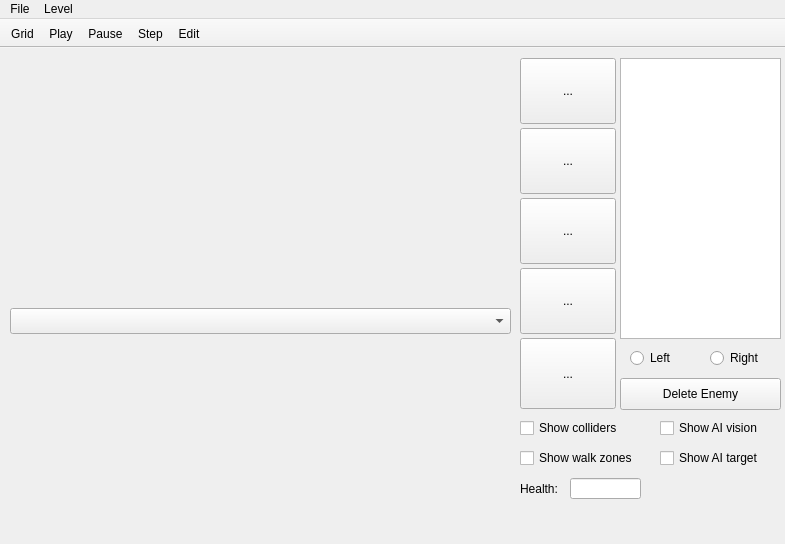
The window that Emulator/MainWindow.ui (ArduboyGameDevelopers/PixelSpaceOdyssey) describes before a commit, drawn with Qt 5.
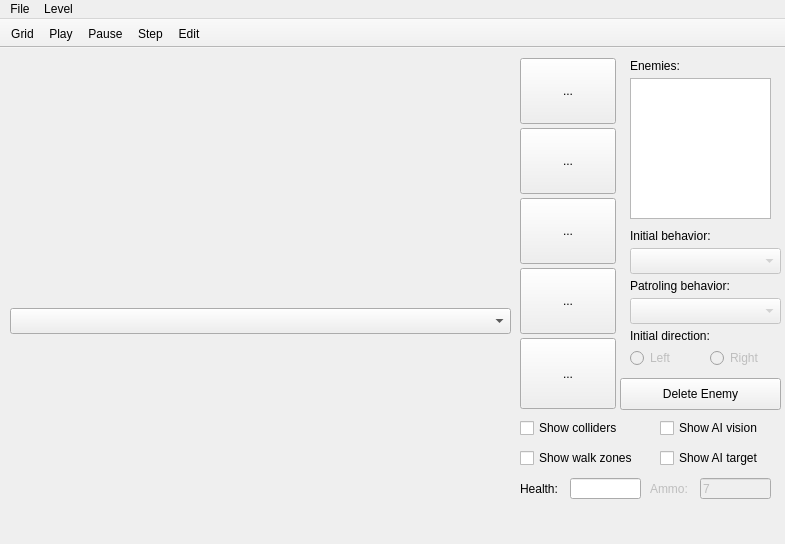
The same window after the commit. Icons and pictures are not drawn. Custom widgets are drawn as their Qt base class.

The edit to the form file:
```diff
--- a/Emulator/MainWindow.ui
+++ b/Emulator/MainWindow.ui
@@ -177,10 +177,10 @@
    <widget class="CharacterListView" name="characterListView">
     <property name="geometry">
      <rect>
-      <x>620</x>
-      <y>10</y>
-      <width>161</width>
-      <height>281</height>
+      <x>630</x>
+      <y>30</y>
+      <width>141</width>
+      <height>141</height>
      </rect>
     </property>
    </widget>
@@ -198,6 +198,9 @@
     </property>
    </widget>
    <widget class="QRadioButton" name="leftRadioButton">
+    <property name="enabled">
+     <bool>false</bool>
+    </property>
     <property name="geometry">
      <rect>
       <x>630</x>
@@ -211,6 +214,9 @@
     </property>
    </widget>
    <widget class="QRadioButton" name="rightRadioButton">
+    <property name="enabled">
+     <bool>false</bool>
+    </property>
     <property name="geometry">
      <rect>
       <x>710</x>
@@ -298,6 +304,116 @@
      <string>Health:</string>
     </property>
    </widget>
+   <widget class="QLabel" name="labelInitialBehavior">
+    <property name="geometry">
+     <rect>
+      <x>630</x>
+      <y>180</y>
+      <width>151</width>
+      <height>16</height>
+     </rect>
+    </property>
+    <property name="text">
+     <string>Initial behavior:</string>
+    </property>
+   </widget>
+   <widget class="QComboBox" name="comboBoxInitialBehavior">
+    <property name="enabled">
+     <bool>false</bool>
+    </property>
+    <property name="geometry">
+     <rect>
+      <x>630</x>
+      <y>200</y>
+      <width>151</width>
+      <height>26</height>
+     </rect>
+    </property>
+   </widget>
+   <widget class="QLabel" name="labelPatrolBehavior">
+    <property name="geometry">
+     <rect>
+      <x>630</x>
+      <y>230</y>
+      <width>151</width>
+      <height>16</height>
+     </rect>
+    </property>
+    <property name="text">
+     <string>Patroling behavior:</string>
+    </property>
+   </widget>
+   <widget class="QComboBox" name="comboBoxPatrolingBehavior">
+    <property name="enabled">
+     <bool>false</bool>
+    </property>
+    <property name="geometry">
+     <rect>
+      <x>630</x>
+      <y>250</y>
+      <width>151</width>
+      <height>26</height>
+     </rect>
+    </property>
+   </widget>
+   <widget class="QLabel" name="labelInitialDirection">
+    <property name="geometry">
+     <rect>
+      <x>630</x>
+      <y>280</y>
+      <width>151</width>
+      <height>16</height>
+     </rect>
+    </property>
+    <property name="text">
+     <string>Initial direction:</string>
+    </property>
+   </widget>
+   <widget class="QLabel" name="labelEnemies">
+    <property name="geometry">
+     <rect>
+      <x>630</x>
+      <y>10</y>
+      <width>59</width>
+      <height>16</height>
+     </rect>
+    </property>
+    <property name="text">
+     <string>Enemies:</string>
+    </property>
+   </widget>
+   <widget class="QLineEdit" name="playerAmmoEdit">
+    <property name="enabled">
+     <bool>false</bool>
+    </property>
+    <property name="geometry">
+     <rect>
+      <x>700</x>
+      <y>430</y>
+      <width>71</width>
+      <height>21</height>
+     </rect>
+    </property>
+    <property name="text">
+     <string>7</string>
+    </property>
+   </widget>
+   <widget class="QLabel" name="labelAmmo">
+    <property name="enabled">
+     <bool>false</bool>
+    </property>
+    <property name="geometry">
+     <rect>
+      <x>650</x>
+      <y>430</y>
+      <width>51</width>
+      <height>21</height>
+     </rect>
+    </property>
+    <property name="text">
+     <string>Ammo:</string>
+    </property>
+   </widget>
   </widget>
   <widget class="QToolBar" name="toolBar">
    <property name="windowTitle">
```
Left out of the diff: 5 changed lines with no effect on the pictures.
